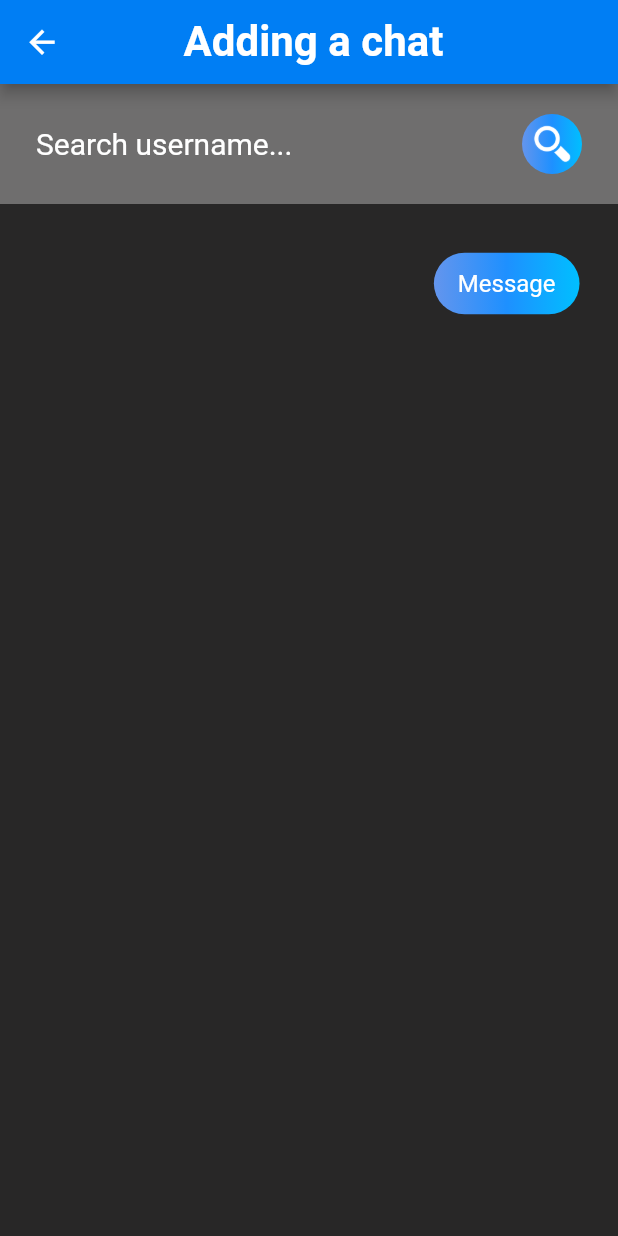
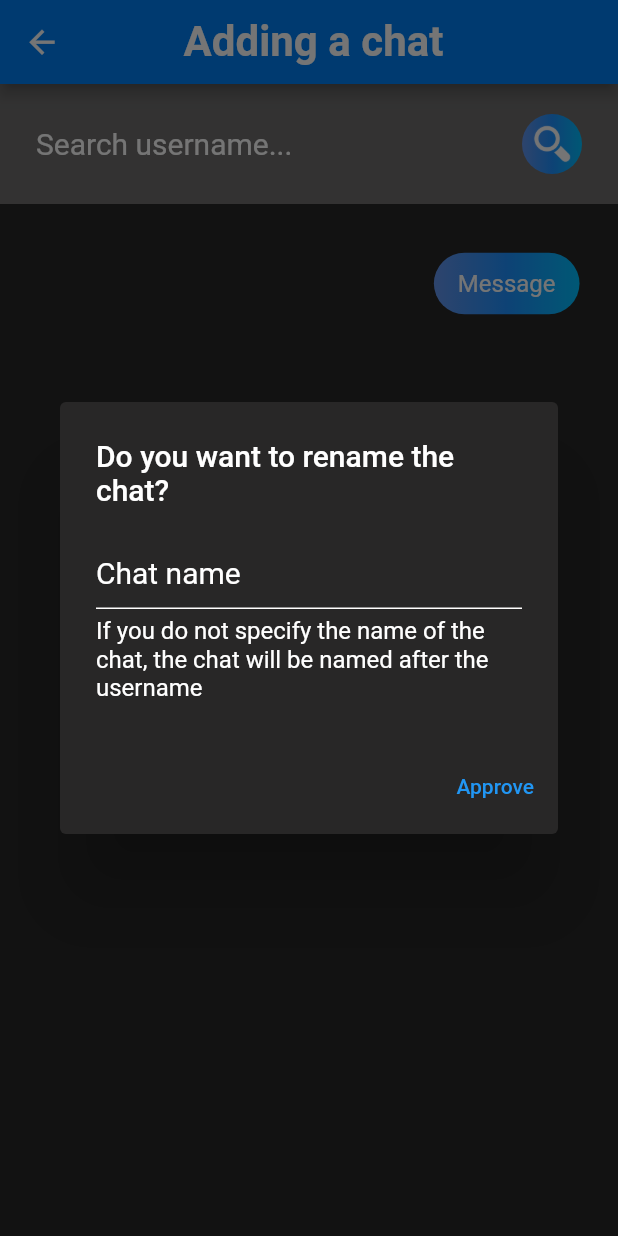
Before and after one commit to Oleksandr-Tkach1/flutter_chat_beta, a Flutter app: the Search screen opened directly, after a tap on "Message", on a phone screen of 412 x 824 dp. Run offline on Flutter 3.47's test engine with Material 2 defaults, Android fonts, the phone set to English and light mode, and no system bars; our stand-ins replace cloud_firestore, firebase_auth, firebase_core, firebase_storage, image_picker, shared_preferences; accounts and stored records are empty.

Commit message:
update (code) add(callback methods)

```diff
--- a/lib/views/chatRoomsScreen.dart
+++ b/lib/views/chatRoomsScreen.dart
@@ -30,6 +30,7 @@ class _ChatRoomsScreenState extends State<ChatRoomsScreen> {
                 return ChatRoomTile (
                   snapshot.data.docs[index].data()["chatName"],
                   snapshot.data.docs[index].data()["chatRoomId"],
+                  snapshot.data.docs[index].data()["chatName"],
                 );
               }) : Text('No chats');
         }
@@ -78,13 +79,15 @@ class _ChatRoomsScreenState extends State<ChatRoomsScreen> {
 class ChatRoomTile extends StatelessWidget {
   final String userName;
   final String chatRoomId;
-  ChatRoomTile(this.userName, this.chatRoomId);
+  final String chatName;
+
+  ChatRoomTile(this.userName, this.chatRoomId, this.chatName);
   @override
   Widget build(BuildContext context) {
     return GestureDetector(
       onTap: (){
         Navigator.push(context, MaterialPageRoute(
-            builder: (context) => ConversationScreen(chatRoomId, userName),
+            builder: (context) => ConversationScreen(chatRoomId, userName, chatName),
         ));
       },
       child: Container(
--- a/lib/views/search.dart
+++ b/lib/views/search.dart
@@ -12,10 +12,11 @@ class Search extends StatefulWidget {
 class _SearchState extends State<Search> {
   DatabaseMethods databaseMethods = new DatabaseMethods();
   TextEditingController searchTextEditingController = new TextEditingController();
+  TextEditingController chatNameController = new TextEditingController();
 
   QuerySnapshot searchSnapshot;
 
-  Widget searchList() {
+  Widget searchList(BuildContext globalContext) {
     return searchSnapshot != null && searchSnapshot.size > 0
         ? ConstrainedBox(
       constraints: BoxConstraints(
@@ -25,7 +26,8 @@ class _SearchState extends State<Search> {
           itemCount: searchSnapshot.docs.length,
           shrinkWrap: true,
           itemBuilder: (context, index) {
-            return SearchedItemTile(
+            return searchedItemTile(
+              globalContext,
               userName: searchSnapshot.docs[index].data()["name"],
               userEmail: searchSnapshot.docs[index].data()["email"],
             );
@@ -44,7 +46,7 @@ class _SearchState extends State<Search> {
     });
   }
 
-  Widget SearchedItemTile({String userName, String userEmail}) {
+  Widget searchedItemTile(BuildContext globalContext, {String userName, String userEmail}) {
     return Container(
       padding: EdgeInsets.only(left: 16.0, right: 16.0),
       child: Row(
@@ -69,11 +71,19 @@ class _SearchState extends State<Search> {
           Spacer(),
           GestureDetector(
             onTap: () {
-              createChatRoomStartConversation(
-                  userName: userName,
-                  userEmail: userEmail, context: context);
+              Function onPressed = onApproveButtonClick(userName, userEmail);
+
+              showDialog(
+                  context: context,
+                  builder: (BuildContext context){
+                    return buildNameRequestDialog(
+                        globalContext,
+                        chatNameController,
+                        onPressed);
+                  }
+              );
             },
-            child: Container(
+            child:  Container(
               decoration: BoxDecoration(
                 gradient: LinearGradient(colors: [
                   const Color(0xff6495ed),
@@ -96,6 +106,18 @@ class _SearchState extends State<Search> {
         ],
       ),
     );
+  }
+
+  Function onApproveButtonClick(String userName, String userEmail) {
+    return () {
+      Navigator.of(context).pop();
+      createChatRoomStartConversation(
+        userName: userName,
+        userEmail: userEmail,
+        context: context,
+        inputChatName: chatNameController.text,
+      );
+    };
   }
 
   @override
@@ -157,6 +179,7 @@ class _SearchState extends State<Search> {
                   GestureDetector(
                     onTap: () {
                       initiateSearch();
+                      FocusScope.of(context).unfocus();
                     },
                     child: Container(
                       height: 40,
@@ -182,7 +205,7 @@ class _SearchState extends State<Search> {
             SizedBox(
               height: 20,
             ),
-            searchList(),
+            searchList(context),
           ],
         ),
       ),
--- a/lib/widgets/widget.dart
+++ b/lib/widgets/widget.dart
@@ -144,7 +144,7 @@ Widget drawerStyle(BuildContext context) {
   );
 }
 
-createChatRoomStartConversation({String userName, String userEmail, BuildContext context}) {
+createChatRoomStartConversation({String userName, String userEmail, BuildContext context, String inputChatName}) {
   if (userName != Constants.myName) {
     //String chatRoomId = getChatRoomId(userName, Constants.myName);
     var chatRoomId = Uuid().v1();
@@ -169,7 +169,7 @@ createChatRoomStartConversation({String userName, String userEmail, BuildContext
     List<String> users = [userEmail, Constants.myEmail];
 
     Map<String, dynamic> chatRoomMap = {
-      'chatName': userName +', '+ Constants.myName,
+      'chatName':  inputChatName != null && inputChatName.isNotEmpty ? inputChatName: (userName +', '+ Constants.myName),
       'users': users,
       'chatRoomId': chatRoomId,
     };
@@ -178,12 +178,55 @@ createChatRoomStartConversation({String userName, String userEmail, BuildContext
       builder: (context) => ConversationScreen(
         chatRoomId,
         userName,
+        inputChatName != null && inputChatName.isNotEmpty ? inputChatName : (userName +', '+ Constants.myName),
       ),
     ),
     );
   } else {
     print('you cannot send message to yourself');
   }
+}
+
+AlertDialog buildNameRequestDialog(BuildContext context, TextEditingController userChatNameTextEditingController, Function onPressed){
+  final formKey = GlobalKey<FormState>();
+
+  // chatUserName(){
+  //   if(formKey.currentState.validate()){
+  //     Navigator.of(context).pop();
+  //   }
+  // };
+
+  return AlertDialog(
+    backgroundColor: Color(0xff282727),
+    title: Text('Do you want to rename the chat?', style: TextStyle(color: Colors.white,)),
+    content: Container(
+      child: SingleChildScrollView(
+        child: ListBody(
+          children: <Widget>[
+            Form(
+              key: formKey,
+              child: TextFormField(
+                validator: (val){
+                  return val.isEmpty || val.length > 12 ? 'Please provide a valid Username' : null;
+                },
+                controller: userChatNameTextEditingController,
+                style: simpleTextFieldStyle(),
+                decoration: textFieldInputDecoration('Chat name'),
+              ),
+            ),
+            SizedBox(height: 5,),
+            Text('If you do not specify the name of the chat, the chat will be named after the username', style: TextStyle(color: Colors.white,)),
+          ],
+        ),
+      ),
+    ),
+    actions: <Widget>[
+      TextButton(
+        child: Text('Approve'),
+        onPressed: () => onPressed(),
+      ),
+    ],
+  );
 }
 
 class User {
```
Also changed, not shown: lib/views/conversatoin_screen.dart (+7 -6 lines).
